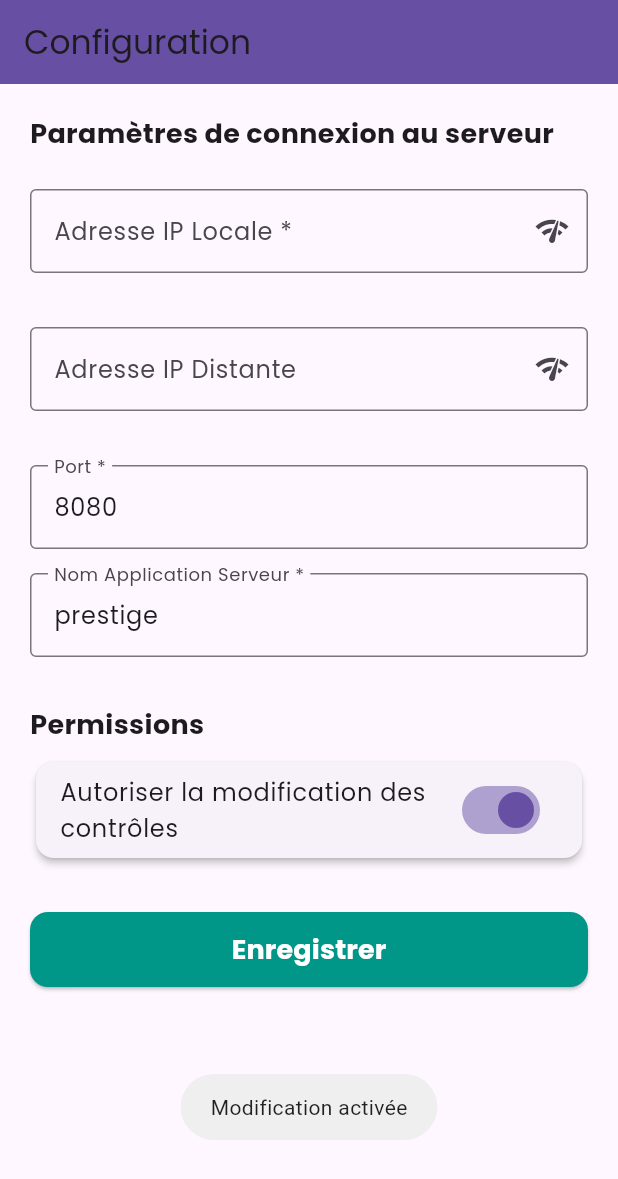
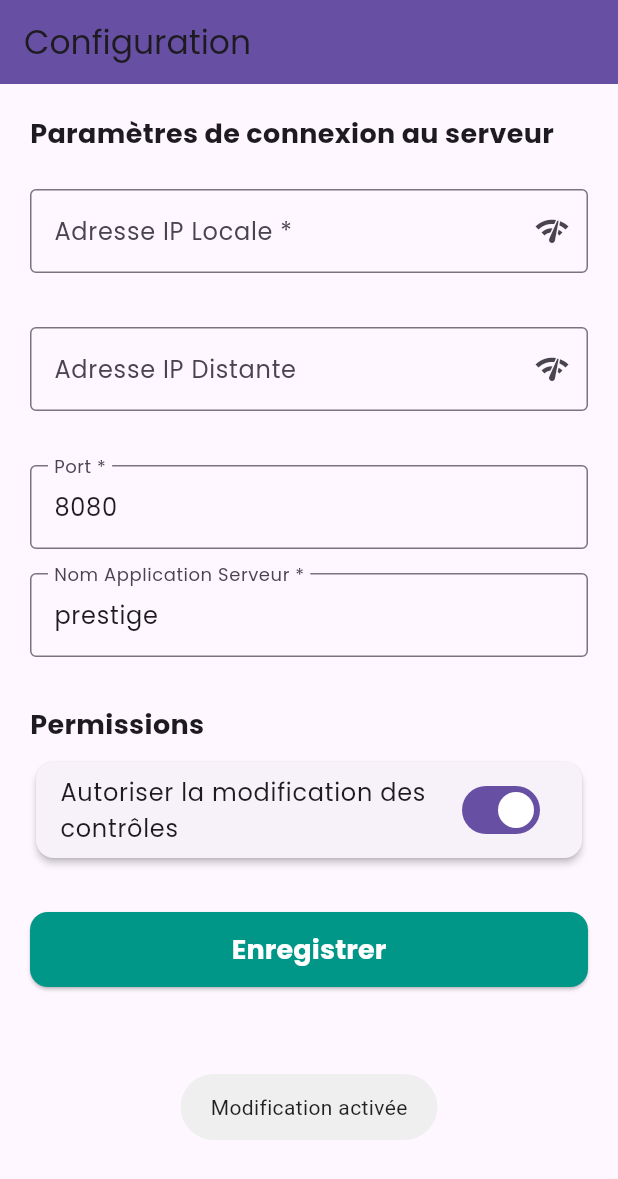
Before and after one commit to airm5500/prestige_consult, a Flutter app: the screen it shows after launch, after a tap on "Autoriser la modification des contrôles", on a phone screen of 412 x 824 dp. Shown: the top 1179 px of the screen. Run offline on Flutter 3.47's test engine with Material 3 defaults, Android fonts, the phone set to English and light mode, and no system bars; our stand-ins replace fl_chart, fluttertoast, google_fonts, shared_preferences, shimmer; accounts and stored records are empty; network calls fail.

Commit message:
pointage bl ok et icone

```diff
--- a/lib/ui/screens/auth/settings_screen.dart
+++ b/lib/ui/screens/auth/settings_screen.dart
@@ -228,7 +228,7 @@ class _SettingsScreenState extends State<SettingsScreen> {
                             msg: value ? "Modification activée" : "Modification désactivée",
                           );
                         },
-                        activeColor: Theme.of(context).primaryColor,
+                        activeTrackColor: Theme.of(context).primaryColor,
                       );
                     }
                 ),
--- a/lib/ui/screens/features/stock_entry/inventory_report_screen.dart
+++ b/lib/ui/screens/features/stock_entry/inventory_report_screen.dart
@@ -95,7 +95,7 @@ class InventoryReportScreen extends StatelessWidget {
                   rows: items.map((item) {
                     final discrepancy = item.quantiteComptee - item.stockTheorique;
                     return DataRow(
-                      color: MaterialStateProperty.all(getDiscrepancyColor(discrepancy)),
+                      color: WidgetStateProperty.all(getDiscrepancyColor(discrepancy)),
                       cells: [
                         DataCell(Text(item.produit.name)),
                         DataCell(Text(item.stockTheorique.toString())),
--- a/lib/ui/screens/home/home_screen.dart
+++ b/lib/ui/screens/home/home_screen.dart
@@ -263,7 +263,7 @@ class _HomeScreenState extends State<HomeScreen> with BaseScreenLogic {
             shape: BoxShape.circle,
             color: _currentPage == index
                 ? AppColors.primary
-                : Colors.grey.withOpacity(0.5),
+                : Colors.grey.shade400,
           ),
         );
       }),
--- a/lib/utils/app_routes.dart
+++ b/lib/utils/app_routes.dart
@@ -6,7 +6,6 @@ import 'package:prestigeconsult/ui/screens/features/fiche_article/fiche_article_
 import 'package:prestigeconsult/ui/screens/features/recherche_article/recherche_article_screen.dart';
 import 'package:prestigeconsult/ui/screens/features/update_peremption/update_peremption_screen.dart';
 import 'package:prestigeconsult/ui/screens/home/home_screen.dart';
-import 'package:prestigeconsult/ui/screens/features/orders/order_receiving_screen.dart';
 import 'package:prestigeconsult/ui/screens/features/orders/order_list_screen.dart';
 import 'package:prestigeconsult/ui/screens/features/stock_entry/delivery_slip_list_screen.dart';
 
```
Also changed, not shown: pubspec.yaml (+12 -0 lines), pubspec.lock, 22 other files.
